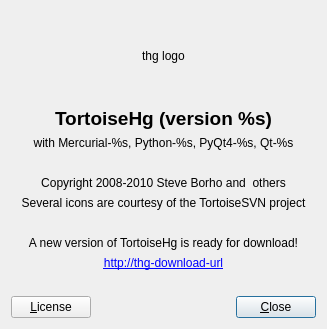
velorientc/git_test7, file tortoisehg/hgqt/about.ui: the form before one commit.
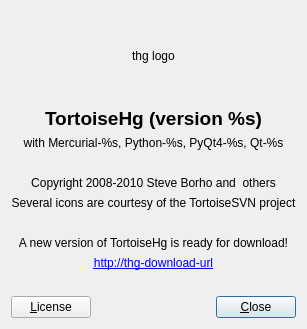
The form after the commit.

Commit message: about: set fixed size for dialog window

What changed in the file:
```diff
--- a/tortoisehg/hgqt/about.ui
+++ b/tortoisehg/hgqt/about.ui
@@ -17,6 +17,9 @@
    <bool>true</bool>
   </property>
   <layout class="QVBoxLayout" name="verticalLayout" stretch="0,0">
+   <property name="sizeConstraint">
+    <enum>QLayout::SetFixedSize</enum>
+   </property>
    <item>
     <layout class="QVBoxLayout" name="info_vlayout">
      <item>
```
The commit also changes 1 other file.
